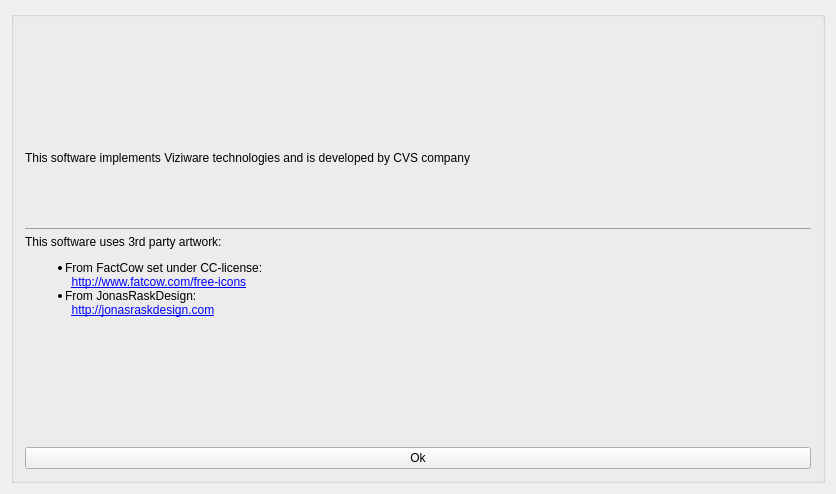
First picture: the form in utils/uis/aboutDialog.ui, repository NickPenkrat/corecvs, before the edit.
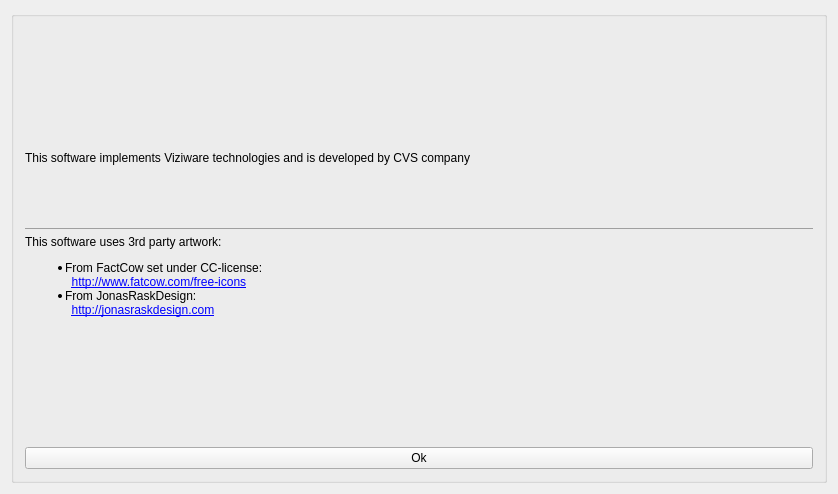
Second picture: the form after the edit. Icons and pictures are not drawn.

Commit message: Added dialog titles

Patch:
```diff
--- a/utils/uis/aboutDialog.ui
+++ b/utils/uis/aboutDialog.ui
@@ -6,7 +6,7 @@
    <rect>
     <x>0</x>
     <y>0</y>
-    <width>836</width>
+    <width>838</width>
     <height>494</height>
    </rect>
   </property>
```
Left out of the diff: 6 changed lines with no effect on the pictures. The commit also changes 4 other files.
